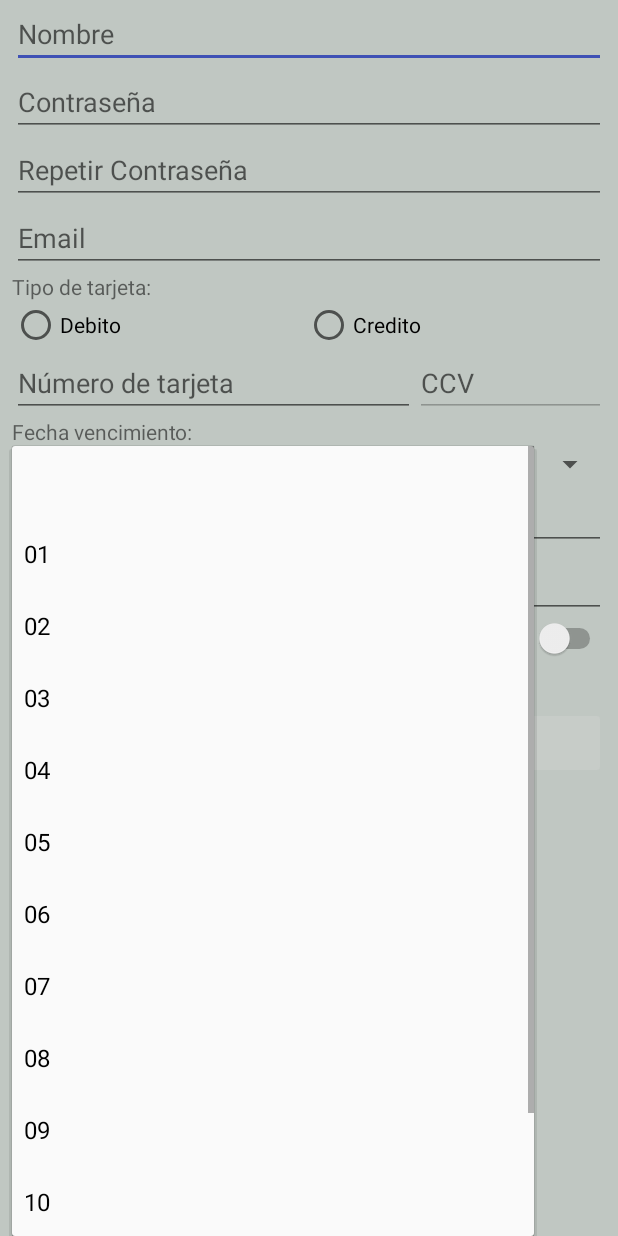
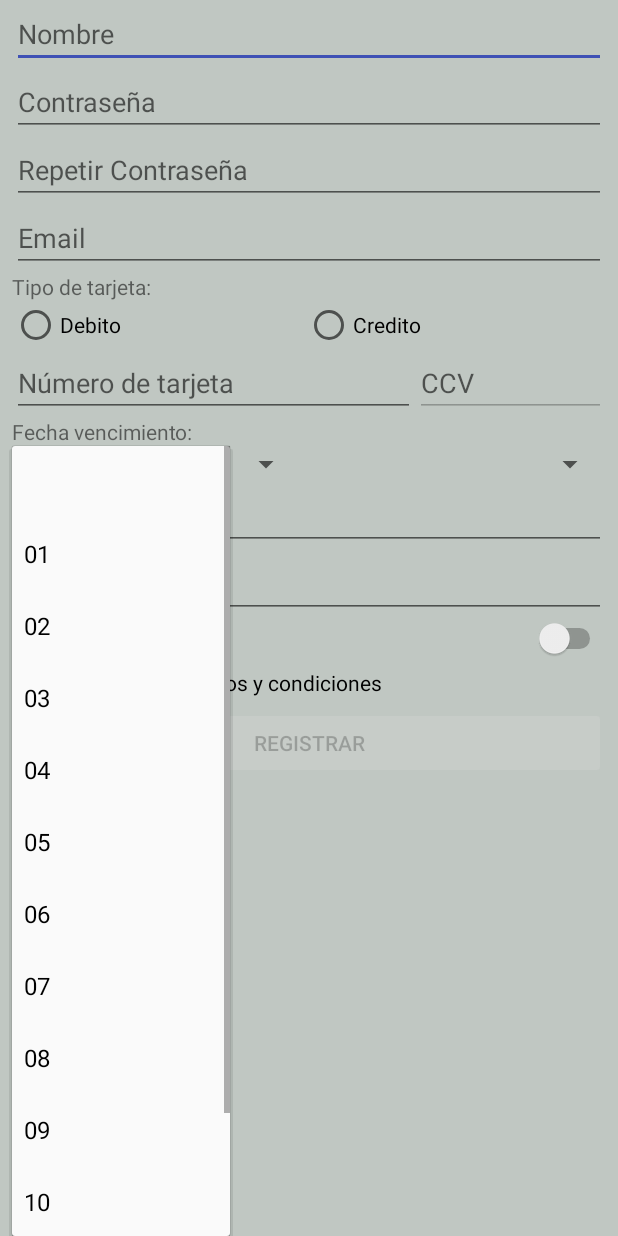
Before and after one commit to AgustinGHunzicker/App01, an Android app: the ActivityRegistrarUsuario screen opened directly, with no data from a screen before it, after a tap on an icon or button, on a phone screen of 412 x 824 dp. Run offline under Robolectric (Android 15) with nearby library versions, the phone set to English and light mode, and no system bars.

Commit message:
Bug Fecha registrarme corregido

```diff
--- a/app/src/main/res/layout/activity_main.xml
+++ b/app/src/main/res/layout/activity_main.xml
@@ -117,13 +117,14 @@
 
         <Spinner
             android:id="@+id/spinnerMonth"
-            android:layout_width="match_parent"
+            android:layout_width="193dp"
             android:layout_height="wrap_content"
+            android:layout_weight="0"
             android:entries="@array/labelMonth" />
 
         <Spinner
             android:id="@+id/spinnerYear"
-            android:layout_width="match_parent"
+            android:layout_width="0dp"
             android:layout_height="wrap_content"
             android:layout_weight="1" />
 
@@ -164,7 +165,7 @@
 
         <Switch
             android:id="@+id/switchInitialLoad"
-            android:layout_width="match_parent"
+            android:layout_width="0dp"
             android:layout_height="wrap_content"
             android:layout_weight="1" />
 
```
